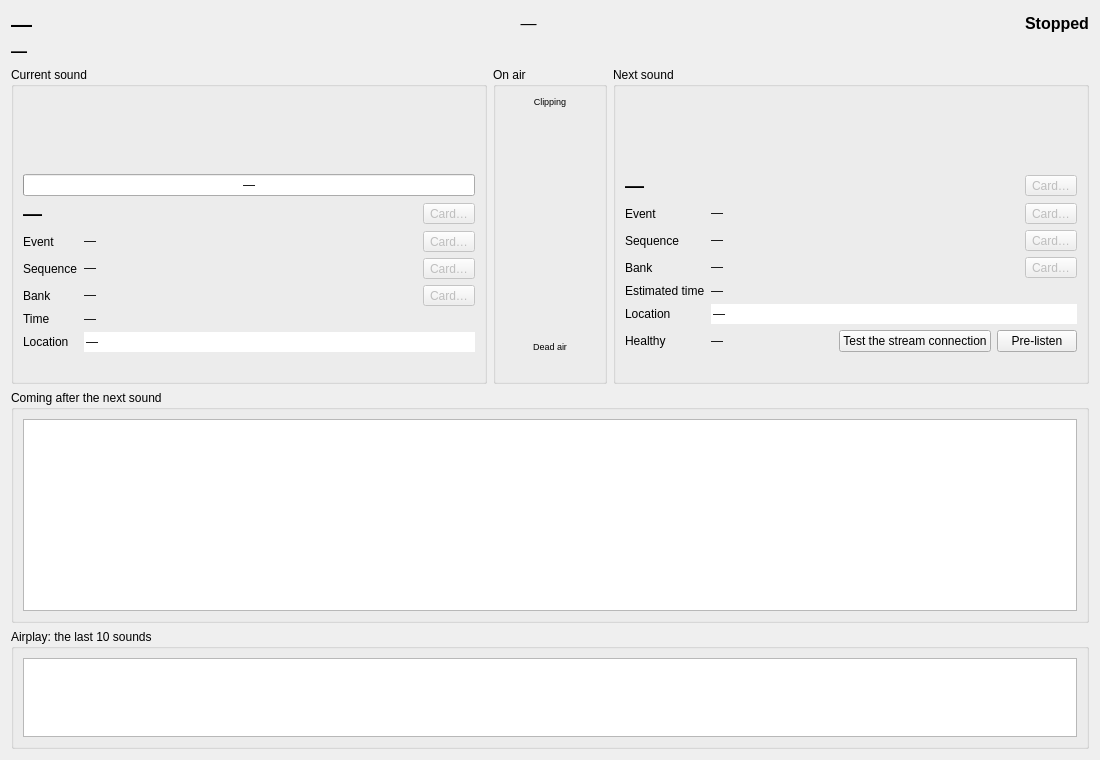
This is src/machincast/interface/ui/default_screen.ui in dascritch/machincast as Qt 5 draws it before an edit. The edited form follows.
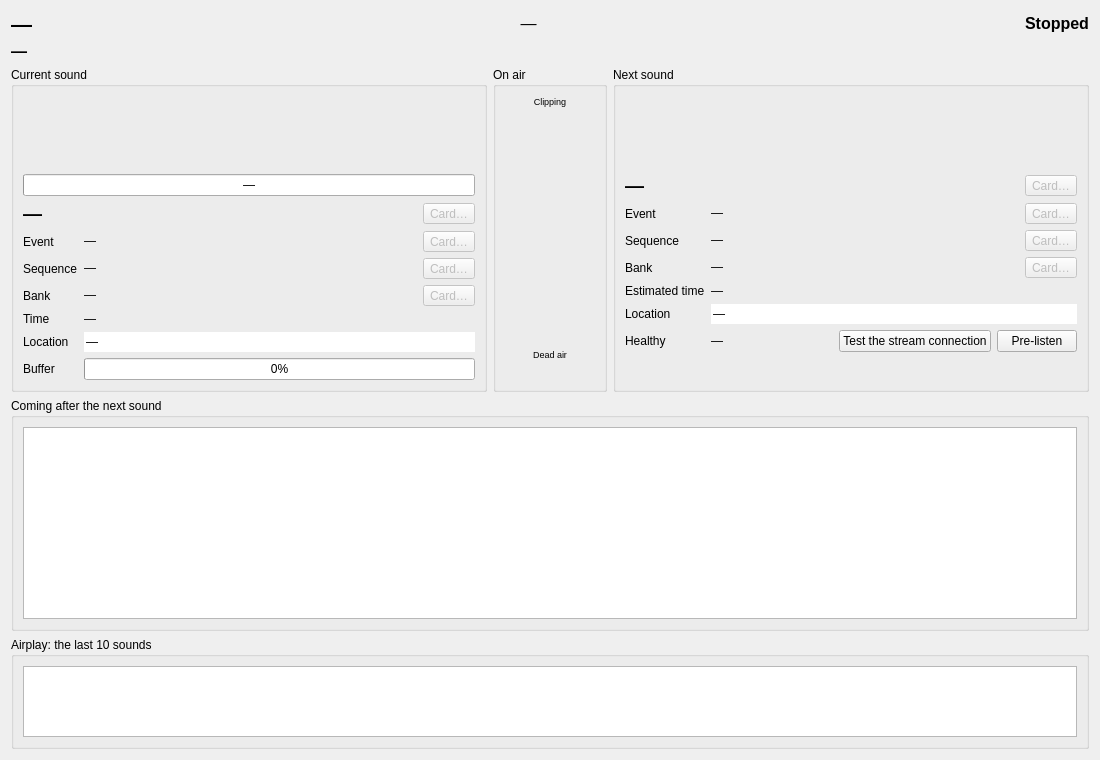
This is the edited form.

```diff
--- a/src/machincast/interface/ui/default_screen.ui
+++ b/src/machincast/interface/ui/default_screen.ui
@@ -323,6 +323,23 @@
             </property>
            </widget>
           </item>
+          <item row="5" column="0">
+           <widget class="QLabel" name="ongoing_buffer_heading">
+            <property name="text">
+             <string>Buffer</string>
+            </property>
+           </widget>
+          </item>
+          <item row="5" column="1">
+           <widget class="QProgressBar" name="ongoing_buffer">
+            <property name="maximum">
+             <number>1000</number>
+            </property>
+            <property name="value">
+             <number>0</number>
+            </property>
+           </widget>
+          </item>
          </layout>
         </item>
         <item>
```
